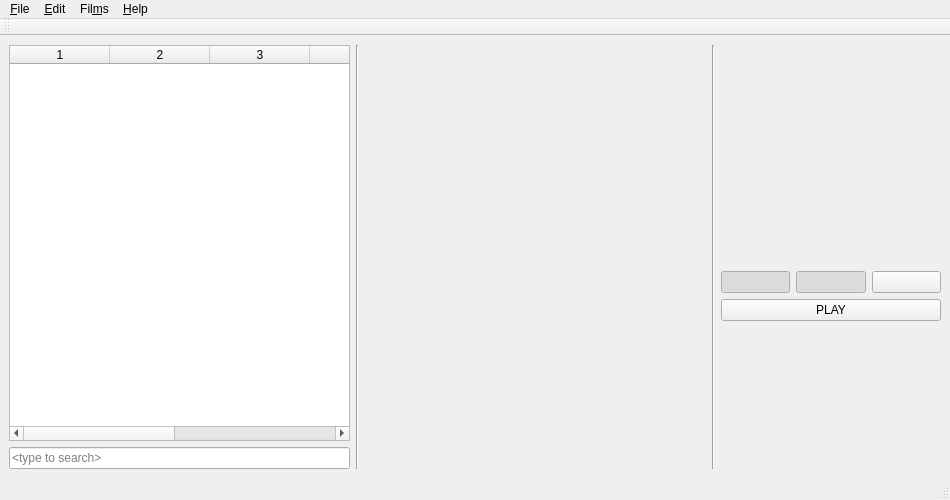
eugene-melnik/alexandra, file src/mainwindow.ui: the form before one commit.
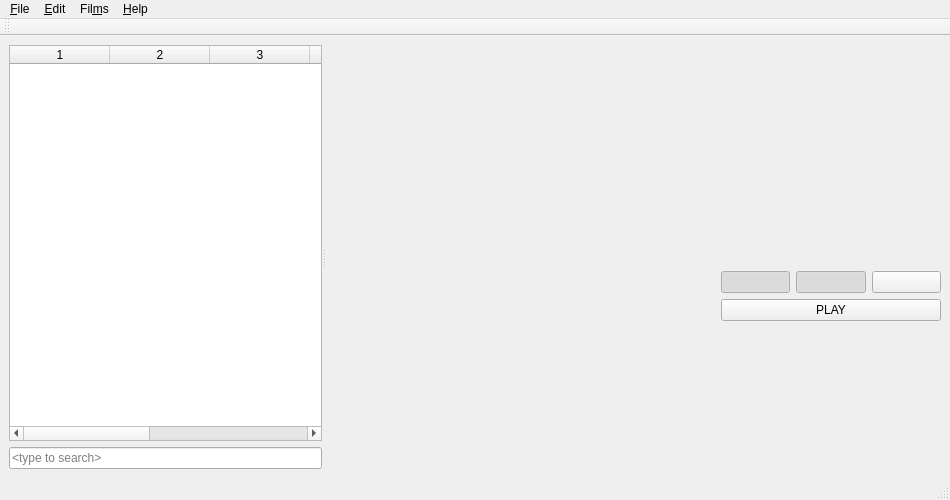
The form after the commit. Icons and pictures are not drawn. Custom widgets are drawn as their Qt base class.

```diff
--- a/src/mainwindow.ui
+++ b/src/mainwindow.ui
@@ -24,13 +24,13 @@
     <normaloff>:/window/main</normaloff>:/window/main</iconset>
   </property>
   <widget class="QWidget" name="centralwidget">
-   <layout class="QGridLayout" name="gridLayout">
-    <item row="0" column="0">
-     <layout class="QHBoxLayout" name="hlMain" stretch="1,0,1,0,0">
-      <property name="sizeConstraint">
-       <enum>QLayout::SetDefaultConstraint</enum>
-      </property>
+   <layout class="QHBoxLayout" name="horizontalLayout">
       <item>
+     <widget class="QSplitter" name="mainSplitter">
+      <property name="orientation">
+       <enum>Qt::Horizontal</enum>
+      </property>
+      <widget class="QWidget" name="layoutWidget">
        <layout class="QVBoxLayout" name="vlLeft" stretch="0,0">
         <property name="sizeConstraint">
          <enum>QLayout::SetDefaultConstraint</enum>
@@ -117,15 +117,7 @@
          </widget>
         </item>
        </layout>
-      </item>
-      <item>
-       <widget class="Line" name="separatorLeft">
-        <property name="orientation">
-         <enum>Qt::Vertical</enum>
-        </property>
-       </widget>
-      </item>
-      <item>
+      </widget>
        <widget class="QWidget" name="wCenter" native="true">
         <layout class="QVBoxLayout" name="vlCenter">
          <property name="spacing">
@@ -184,8 +176,8 @@
              <rect>
               <x>0</x>
               <y>0</y>
-              <width>340</width>
-              <height>391</height>
+             <width>386</width>
+             <height>393</height>
              </rect>
             </property>
             <layout class="QVBoxLayout" name="verticalLayout">
@@ -351,12 +343,6 @@
          </item>
         </layout>
        </widget>
-      </item>
-      <item>
-       <widget class="Line" name="separatorRight">
-        <property name="orientation">
-         <enum>Qt::Vertical</enum>
-        </property>
        </widget>
       </item>
       <item>
@@ -572,8 +558,6 @@
          </item>
         </layout>
        </widget>
-      </item>
-     </layout>
     </item>
    </layout>
   </widget>
```
Lines whose indentation alone changed are shown as unchanged.
